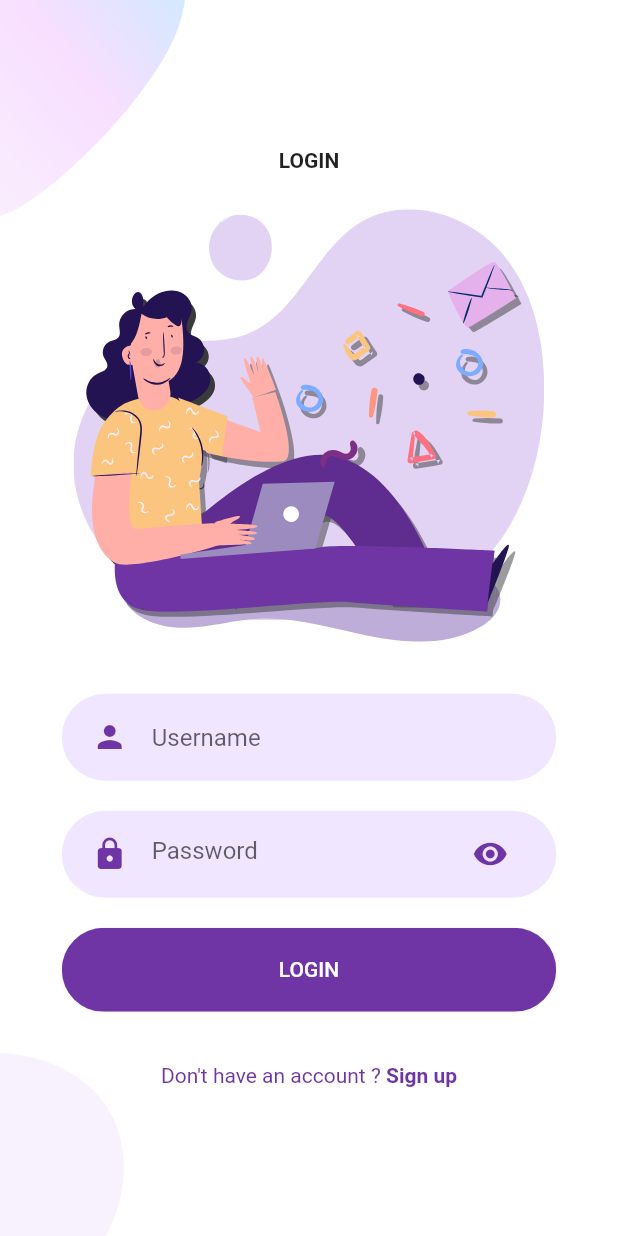
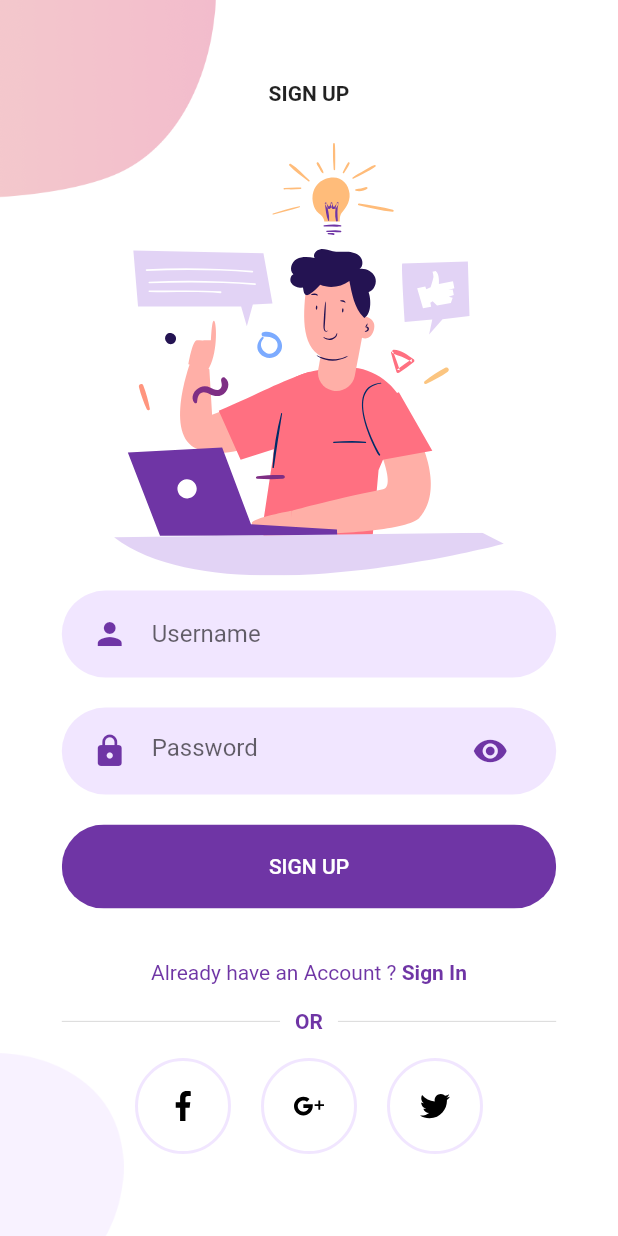
Before and after one commit to duyphamvu47/AdvanceMobile-LetTutor, a Flutter app: the LoginScreen screen opened directly, after a tap on "Sign up", on a phone screen of 412 x 824 dp. Run offline on Flutter 3.47's test engine with Material 2 defaults, Android fonts, the phone set to English and light mode, and no system bars; our stand-ins replace flutter_svg.

Commit message:
Sign in screen

```diff
--- a/lib/Screens/Login/components/already_have_an_account_check.dart
+++ b/lib/Screens/Login/components/already_have_an_account_check.dart
@@ -7,7 +7,7 @@ class AlreadyHaveAccountCheck extends StatelessWidget {
   final VoidCallback  press;
   const AlreadyHaveAccountCheck({
     Key? key,
-    this.login = true,
+    required this.login,
     required this.press,
   }) : super(key: key);
 
--- a/lib/Screens/Login/components/body.dart
+++ b/lib/Screens/Login/components/body.dart
@@ -2,6 +2,7 @@ import 'package:flutter/material.dart';
 import 'package:flutter_svg/flutter_svg.dart';
 import 'package:lettutor/Screens/Login/components/rounded_input_field.dart';
 import 'package:lettutor/Screens/Login/components/rounded_password_field.dart';
+import 'package:lettutor/Screens/Signup/sign_up_screen.dart';
 import 'package:lettutor/components/rounded_button.dart';
 import 'package:lettutor/constant.dart';
 
@@ -31,7 +32,7 @@ class Body extends StatelessWidget {
               height: size.height * 0.35
             ),
             SizedBox(height: size.height * 0.03,),
-            RounderInputField(
+            RoundedInputField(
               hint: "Username",
               onChanged: (value){},
             ),
@@ -44,7 +45,17 @@ class Body extends StatelessWidget {
             ),
             SizedBox(height: size.height * 0.03,),
             AlreadyHaveAccountCheck(
-              press: () {},
+              login: true,
+              press: () {
+                Navigator.push(
+                  context,
+                  MaterialPageRoute(
+                    builder: (context) {
+                      return SingUpScreen();
+                    },
+                  ),
+                );
+              },
             ),
           ],
         ),
--- a/lib/Screens/Login/components/rounded_input_field.dart
+++ b/lib/Screens/Login/components/rounded_input_field.dart
@@ -3,11 +3,11 @@ import 'package:lettutor/Screens/Login/components/text_field_container.dart';
 
 import '../../../constant.dart';
 
-class RounderInputField extends StatelessWidget {
+class RoundedInputField extends StatelessWidget {
   final String hint;
   final IconData icon;
   final ValueChanged<String> onChanged;
-  const RounderInputField({
+  const RoundedInputField({
     Key? key,
     required this.hint,
     this.icon = Icons.person,
--- /dev/null
+++ b/lib/Screens/Signup/components/background.dart
@@ -0,0 +1,41 @@
+import 'package:flutter/material.dart';
+
+class Background extends StatelessWidget {
+  const Background({
+    Key? key,
+    required this.child,
+  }) : super(key: key);
+
+  final Widget child;
+
+  @override
+  Widget build(BuildContext context) {
+    Size size = MediaQuery.of(context).size;
+    return Container(
+      height: size.height,
+      width: double.infinity,
+      child: Stack(
+        alignment: Alignment.center,
+        children: <Widget>[
+          Positioned(
+            top: 0,
+            left: 0,
+            child: Image.asset(
+              "assets/images/signup_top.png",
+              width: size.width * 0.35,
+            ),
+          ),
+          Positioned(
+            bottom: 0,
+            left: 0,
+            child: Image.asset(
+              "assets/images/main_bottom.png",
+              width: size.width * 0.2,
+            ),
+          ),
+          child,
+        ],
+      ),
+    );
+  }
+}
--- /dev/null
+++ b/lib/Screens/Signup/components/body.dart
@@ -0,0 +1,83 @@
+import 'package:flutter/material.dart';
+import 'package:flutter_svg/flutter_svg.dart';
+import 'package:lettutor/Screens/Login/components/already_have_an_account_check.dart';
+import 'package:lettutor/Screens/Login/components/rounded_input_field.dart';
+import 'package:lettutor/Screens/Login/components/rounded_password_field.dart';
+import 'package:lettutor/Screens/Login/login_screen.dart';
+import 'package:lettutor/Screens/Signup/components/social_icon.dart';
+import 'package:lettutor/components/rounded_button.dart';
+import 'package:lettutor/constant.dart';
+
+import '../../Signup//components/background.dart';
+import 'or_divider.dart';
+
+class Body extends StatelessWidget{
+  const Body({Key? key}) : super (key: key);
+  @override
+  Widget build(BuildContext context) {
+    Size size = MediaQuery.of(context).size;
+    return Background(
+      child: SingleChildScrollView(
+        child: Column(
+          mainAxisAlignment: MainAxisAlignment.center,
+          children: <Widget>[
+            Text(
+              "SIGN UP",
+              style: TextStyle(fontWeight: FontWeight.bold),
+            ),
+            SizedBox(height: size.height * 0.03),
+            SvgPicture.asset(
+              "assets/icons/signup.svg",
+              height: size.height * 0.35,
+            ),
+            RoundedInputField(
+              hint: "Username",
+              onChanged: (value){}
+            ),
+            RoundedPasswordField(
+              onChanged: (value) {}
+            ),
+            RoundedButton(
+              text: "SIGN UP",
+              press: (){}
+            ),
+            SizedBox(height: size.height * 0.03),
+            AlreadyHaveAccountCheck(
+              login: false,
+              press: (){
+                Navigator.push(
+                  context,
+                  MaterialPageRoute(
+                      builder: (context) {
+                        return LoginScreen();
+                      },
+                  ),
+                );
+              },
+            ),
+            OrDivider(),
+            Row(
+              mainAxisAlignment: MainAxisAlignment.center,
+              children: <Widget>[
+                SocialIcon(
+                  iconPath: "assets/icons/facebook.svg",
+                  press: (){
+                    print("Hiii");
+                  },
+                ),
+                SocialIcon(
+                  iconPath: "assets/icons/google-plus.svg",
+                  press: (){},
+                ),
+                SocialIcon(
+                  iconPath: "assets/icons/twitter.svg",
+                  press: (){},
+                ),
+              ],
+            )
+          ],
+        ),
+      ),
+    );
+  }
+}
--- /dev/null
+++ b/lib/Screens/Signup/components/or_divider.dart
@@ -0,0 +1,40 @@
+import 'package:flutter/material.dart';
+
+import '../../../constant.dart';
+
+class OrDivider extends StatelessWidget{
+  @override
+  Widget build(BuildContext context) {
+    Size size = MediaQuery.of(context).size;
+    return Container(
+      padding: EdgeInsets.symmetric(vertical: size.height* 0.02),
+      width: size.width * 0.8,
+      child: Row(
+        children: <Widget>[
+          buildDivider(),
+          Padding(
+            padding: const EdgeInsets.symmetric(horizontal: 10),
+            child: Text(
+              "OR",
+              style: TextStyle(
+                  color: kPrimaryColor,
+                  fontWeight: FontWeight.w600
+              ),
+            ),
+          ),
+          buildDivider(),
+        ],
+      ),
+    );
+  }
+
+  Expanded buildDivider(){
+    return Expanded(
+      child: Divider(
+        color: Color(0xFFD9D9D9),
+        height: 1.5,
+      ),
+    );
+  }
+
+}
--- /dev/null
+++ b/lib/Screens/Signup/components/social_icon.dart
@@ -0,0 +1,37 @@
+import 'package:flutter/material.dart';
+import 'package:flutter_svg/svg.dart';
+
+import '../../../constant.dart';
+
+class SocialIcon extends StatelessWidget {
+  final String iconPath;
+  final VoidCallback press;
+  const SocialIcon({
+    Key? key,
+    required this.iconPath,
+    required this.press,
+  }) : super(key: key);
+
+  @override
+  Widget build(BuildContext context) {
+    return GestureDetector(
+      onTap: press,
+      child: Container(
+        margin: EdgeInsets.symmetric(horizontal: 10),
+        padding: EdgeInsets.all(20),
+        decoration: BoxDecoration(
+          border: Border.all(
+            width: 2,
+            color: kPrimaryLightColor,
+          ),
+          shape: BoxShape.circle,
+        ),
+        child: SvgPicture.asset(
+          iconPath,
+          height: 20,
+          width: 20,
+        ),
+      ),
+    );
+  }
+}
--- /dev/null
+++ b/lib/Screens/Signup/sign_up_screen.dart
@@ -0,0 +1,11 @@
+import 'package:flutter/material.dart';
+import 'package:lettutor/Screens/Signup/components/body.dart';
+
+class SingUpScreen extends StatelessWidget{
+  @override
+  Widget build(BuildContext context) {
+    return Scaffold(
+      body: Body(),
+    );
+  }
+}
--- a/lib/Screens/Welcome/components/body.dart
+++ b/lib/Screens/Welcome/components/body.dart
@@ -1,6 +1,7 @@
 import 'package:flutter/material.dart';
 import 'package:flutter_svg/svg.dart';
 import 'package:lettutor/Screens/Login/login_screen.dart';
+import 'package:lettutor/Screens/Signup/sign_up_screen.dart';
 import 'package:lettutor/constant.dart';
 import '../../../components/rounded_button.dart';
 import 'background.dart';
@@ -37,10 +38,19 @@ class Body extends StatelessWidget{
               },
             ),
             RoundedButton(
-              text: "HI",
+              text: "SIGN UP",
               color: kPrimaryLightColor,
               textColor: Colors.black,
-              press: () {},
+              press: () {
+                Navigator.push(
+                  context,
+                  MaterialPageRoute(
+                    builder: (context) {
+                      return SingUpScreen();
+                    },
+                  ),
+                );
+              },
             )
           ],
         ),
```
